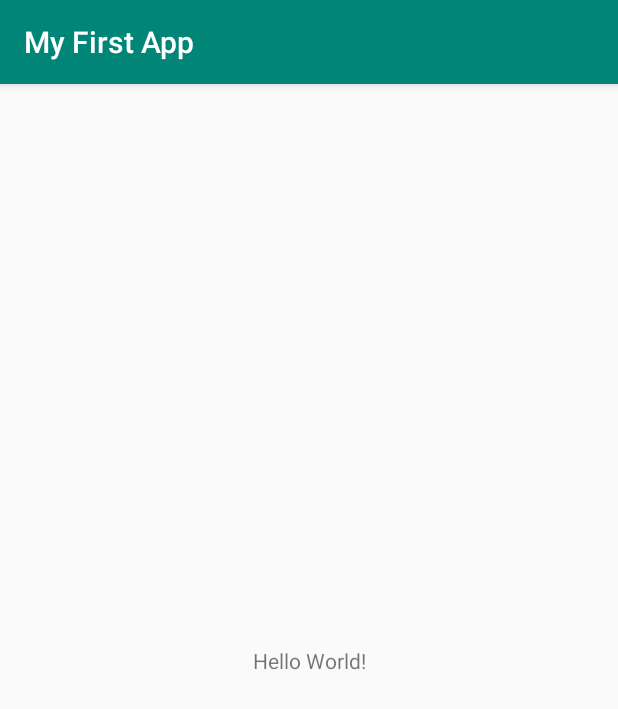
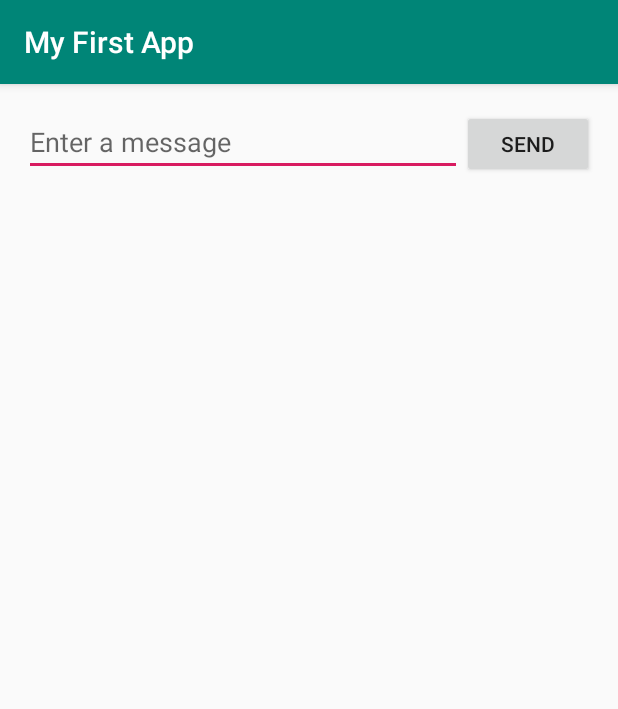
Before and after one commit to BrenoTeodor-o/MyFirstApp, an Android app: the screen it shows after launch (MainActivity), on a phone screen of 412 x 824 dp. Shown: the top 709 px of the screen. Run offline under Robolectric (Android 15) with nearby library versions, the phone set to English and light mode, and no system bars.

Commit message:
Build a simple UI

```diff
--- a/app/src/main/java/com/example/teodo/myfirstapp/MainActivity.java
+++ b/app/src/main/java/com/example/teodo/myfirstapp/MainActivity.java
@@ -4,7 +4,7 @@ import android.support.v7.app.AppCompatActivity;
 import android.os.Bundle;
 
 public class MainActivity extends AppCompatActivity {
-
+// https://developer.android.com/training/basics/firstapp/starting-activity
     @Override
     protected void onCreate(Bundle savedInstanceState) {
         super.onCreate(savedInstanceState);
--- a/app/src/main/res/layout/activity_main.xml
+++ b/app/src/main/res/layout/activity_main.xml
@@ -1,19 +1,37 @@
 <?xml version="1.0" encoding="utf-8"?>
-<android.support.constraint.ConstraintLayout
-    xmlns:android="http://schemas.android.com/apk/res/android"
+<android.support.constraint.ConstraintLayout xmlns:android="http://schemas.android.com/apk/res/android"
+    xmlns:app="http://schemas.android.com/apk/res-auto"
     xmlns:tools="http://schemas.android.com/tools"
-    xmlns:app="http://schemas.android.com/apk/res-auto"
     android:layout_width="match_parent"
     android:layout_height="match_parent"
-    tools:context=".MainActivity">
+    tools:context=".MainActivity"
+    tools:layout_editor_absoluteY="81dp">
 
-    <TextView
-        android:layout_width="wrap_content"
+    <EditText
+        android:id="@+id/editText"
+        android:layout_width="0dp"
         android:layout_height="wrap_content"
-        android:text="Hello World!"
-        app:layout_constraintBottom_toBottomOf="parent"
-        app:layout_constraintLeft_toLeftOf="parent"
-        app:layout_constraintRight_toRightOf="parent"
+        android:layout_marginStart="16dp"
+        android:layout_marginLeft="16dp"
+        android:layout_marginTop="16dp"
+        android:ems="10"
+        android:hint="@string/edit_message"
+        android:inputType="textPersonName"
+        app:layout_constraintEnd_toStartOf="@+id/button2"
+        app:layout_constraintHorizontal_bias="0.5"
+        app:layout_constraintStart_toStartOf="parent"
         app:layout_constraintTop_toTopOf="parent" />
 
+    <Button
+        android:id="@+id/button2"
+        android:layout_width="wrap_content"
+        android:layout_height="45dp"
+        android:layout_marginEnd="16dp"
+        android:layout_marginRight="16dp"
+        android:text="@string/button_send"
+        app:layout_constraintBaseline_toBaselineOf="@+id/editText"
+        app:layout_constraintEnd_toEndOf="parent"
+        app:layout_constraintHorizontal_bias="0.5"
+        app:layout_constraintStart_toEndOf="@+id/editText" />
+
 </android.support.constraint.ConstraintLayout>
--- a/app/src/main/res/values/strings.xml
+++ b/app/src/main/res/values/strings.xml
@@ -1,3 +1,5 @@
 <resources>
     <string name="app_name">My First App</string>
+    <string name="edit_message">Enter a message</string>
+    <string name="button_send">Send</string>
 </resources>
```
